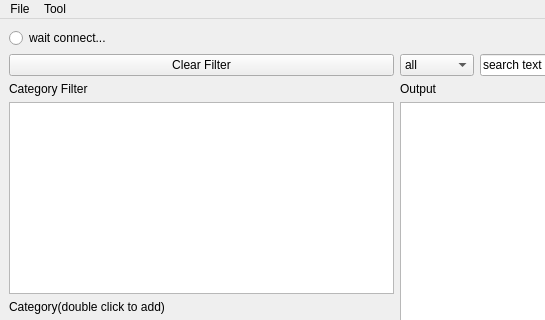
First picture: the form in window_layout/log_window.ui, repository TERABYTE0130/logViewer, before the edit; both pictures show x 0 to 545 and y 0 to 320 of the 960 by 750 pixel window.
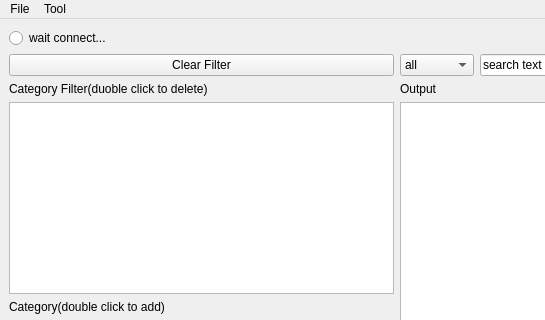
Second picture: the form after the edit.

```diff
--- a/window_layout/log_window.ui
+++ b/window_layout/log_window.ui
@@ -120,7 +120,7 @@
     <item row="4" column="0">
      <widget class="QLabel" name="label_2">
       <property name="text">
-       <string>Category Filter</string>
+       <string>Category Filter(duoble click to delete)</string>
       </property>
      </widget>
     </item>
```
